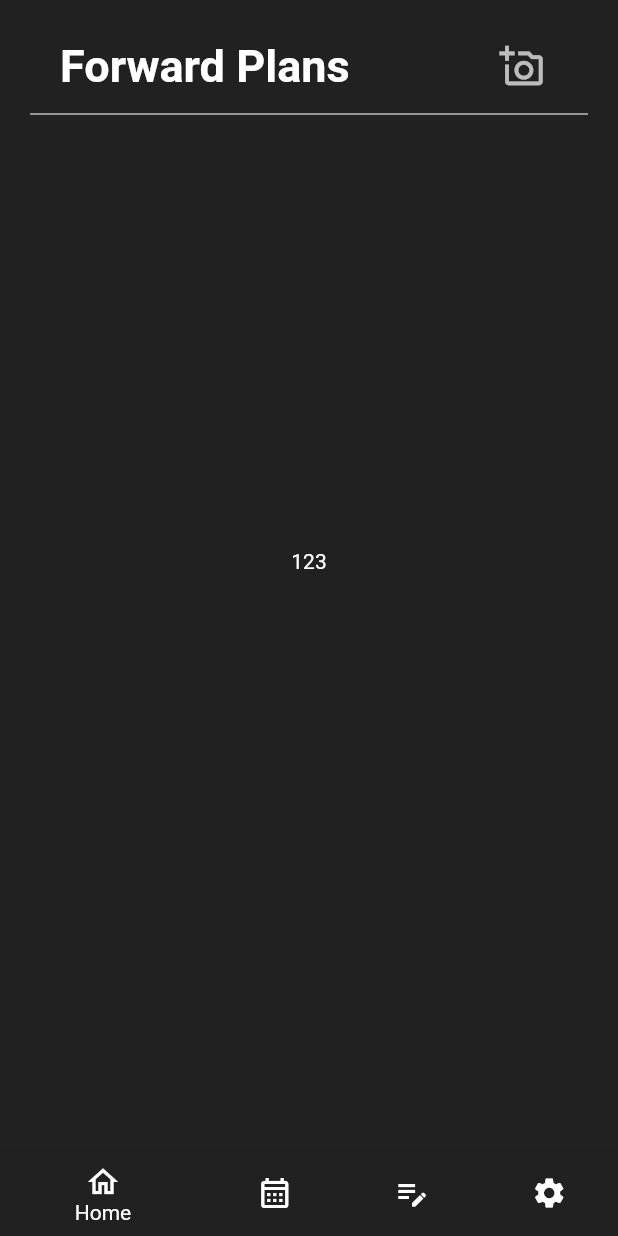
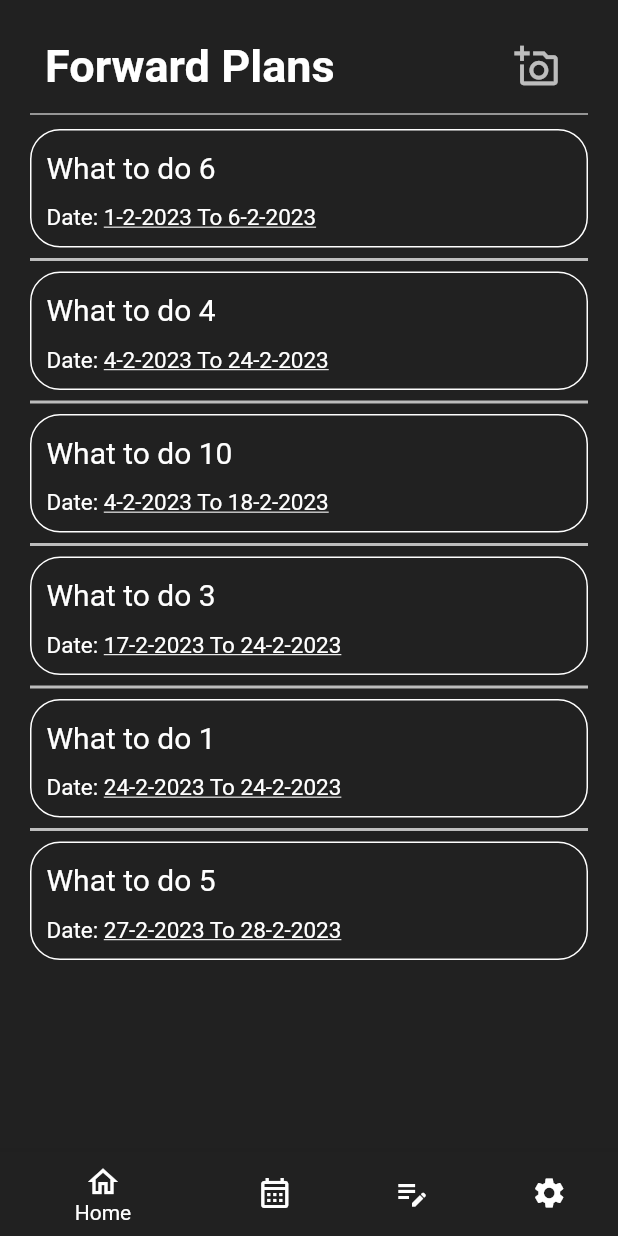
Before and after one commit to matthew99617/funds_management, a Flutter app: the screen it shows after launch, on a phone screen of 412 x 824 dp. Run offline on Flutter 3.47's test engine with Material 2 defaults, Android fonts, the phone set to English and light mode, and no system bars; our stand-ins replace auto_route, bloc, flutter_bloc, grouped_list; Roboto replaces fonts that are missing (Montserret).

Commit message:
add List of Forward Plan UI (HomePage)

```diff
--- a/lib/model/notes.dart
+++ b/lib/model/notes.dart
@@ -1,11 +1,11 @@
 class Notes{
-  final String titles;
+  final String title;
   final String notes;
   final DateTime endDate;
   final DateTime startDate;
 
   Notes({
-    required this.titles,
+    required this.title,
     required this.notes,
     required this.startDate,
     required this.endDate,
@@ -13,10 +13,15 @@ class Notes{
 
   factory Notes.fromJson(Map<String, dynamic> json){
     return Notes(
-      titles: json[''],
+      title: json[''],
       notes: json[''],
       startDate: json[''],
       endDate: json[''],
     );
   }
+
+  sortByDate (List<Notes> notes) {
+    notes.sort((a, b) =>
+        a.startDate.day.compareTo(b.startDate.day));
+  }
 }
--- /dev/null
+++ b/lib/presentation/screen/home/component/to_do_list.dart
@@ -0,0 +1,140 @@
+import 'package:flutter/cupertino.dart';
+import 'package:flutter/material.dart';
+
+import '../../../../model/notes.dart';
+
+class ListToDo extends StatefulWidget {
+  final List<Notes> toDoList;
+
+  ListToDo({super.key, required this.toDoList});
+
+  @override
+  State<ListToDo> createState() => _ListToDoState();
+}
+
+class _ListToDoState extends State<ListToDo> {
+  final ScrollController scrollController = ScrollController();
+
+  @override
+  Widget build(BuildContext context) {
+    return Container(
+      height: MediaQuery
+          .of(context)
+          .size
+          .height * 0.7,
+      width: MediaQuery.of(context).size.width,
+      alignment: Alignment.center,
+      child: widget.toDoList.length == 0
+          ? Center(
+        child: Text(
+          "No Forward Plan",
+          style: TextStyle(
+            fontSize: 25,
+            fontWeight: FontWeight.bold,
+          ),
+        ),
+      ): Scrollbar(
+        thumbVisibility: true,
+        controller: scrollController,
+        child: ListView.separated(
+          controller: scrollController,
+          scrollDirection: Axis.vertical,
+          itemCount: widget.toDoList.length,
+          primary: false,
+          itemBuilder: (BuildContext context, int index) {
+            return _buildToDoItem(
+              widget.toDoList[index].title,
+              widget.toDoList[index].startDate,
+              widget.toDoList[index].endDate,
+              _calDateStatus(widget.toDoList[index].startDate.day, widget.toDoList[index].endDate.day),
+            );
+          },
+          separatorBuilder: (BuildContext context, int index) =>
+          const Divider(
+            // color: Colors.black,
+            thickness: 2,
+          ),
+        ),
+      ),
+    );
+  }
+
+  // List Product
+  Widget _buildToDoItem(String title, DateTime startDate, DateTime endDate, String status,){
+    return Container(
+      padding: EdgeInsets.symmetric(vertical: 10, horizontal: 10),
+      decoration: BoxDecoration(
+        border: Border.all(color: Colors.white),
+        borderRadius: BorderRadius.circular(20),
+      ),
+      child: InkWell(
+        onTap: () {
+          print("123");
+        },
+        child: Column(
+          crossAxisAlignment: CrossAxisAlignment.start,
+          children: <Widget>[
+            Row(
+              mainAxisAlignment: MainAxisAlignment.spaceBetween,
+              children: <Widget>[
+                Flexible(
+                  child: Text(
+                    title,
+                    softWrap: true,
+                    style: TextStyle(
+                      fontFamily: 'Montserret',
+                      fontSize: 20.0,
+                    ),
+                  ),
+                ),
+                Text(
+                  status,
+                  softWrap: true,
+                  style: TextStyle(
+                    fontFamily: 'Montserret',
+                    fontSize: 25,
+                    fontWeight: FontWeight.bold,
+                  ),
+                ),
+              ],
+            ),
+            SizedBox(height: 10,),
+            Row(
+              mainAxisAlignment: MainAxisAlignment.start,
+              children: <Widget>[
+                Text(
+                  'Date: ',
+                  style: TextStyle(
+                    fontFamily: 'Montserret',
+                    fontSize: 15,
+                  ),
+                ),
+                Text(
+                  '${startDate.day}-${startDate.month}-${startDate.year} To ${endDate.day}-${endDate.month}-${endDate.year}',
+                  style: TextStyle(
+                      fontFamily: 'Montserret',
+                      fontSize: 15,
+                      decoration: TextDecoration.underline
+                  ),
+                ),
+              ],
+            ),
+          ],
+        ),
+      ),
+    );
+  }
+
+  // Calculate the DayStatus
+  String _calDateStatus(int startDay, int endDay) {
+    final now = DateTime.utc(2023, 02, 05);
+    if (now.day == startDay && startDay == endDay){
+      return "Today";
+    } else if ((startDay - now.day) == 1){
+      return "Tomorrow";
+    } else if (endDay == now.day) {
+      return "Last Day";
+    }
+    return "";
+  }
+}
--- a/lib/presentation/screen/home/home_screen.dart
+++ b/lib/presentation/screen/home/home_screen.dart
@@ -1,11 +1,15 @@
 import 'package:flutter/material.dart';
+import 'package:funds_management/presentation/screen/home/component/to_do_list.dart';
 import 'package:funds_management/shared/bottomNav.dart';
 import 'package:grouped_list/grouped_list.dart';
 
+import '../../../model/notes.dart';
 import '../../../shared/icons_data.dart';
 
 class HomeScreen extends StatefulWidget {
-  const HomeScreen({Key? key}) : super(key: key);
+  HomeScreen({Key? key}) : super(key: key);
+
+  final ScrollController scrollController = ScrollController();
 
   @override
   State<HomeScreen> createState() => _HomeScreenState();
@@ -13,16 +17,33 @@ class HomeScreen extends StatefulWidget {
 
 class _HomeScreenState extends State<HomeScreen> {
 
-  final ScrollController scrollController = ScrollController();
+  static List<Notes> toDoList = [
+    Notes(title: 'What to do 1', notes: 'Testing 123', startDate: DateTime.utc(2023, 02, 24), endDate: DateTime.utc(2023, 02, 24)),
+    Notes(title: 'What to do 6', notes: 'Testing 123', startDate: DateTime.utc(2023, 02, 01), endDate: DateTime.utc(2023, 02, 06)),
+    Notes(title: 'What to do 5', notes: 'Testing 123', startDate: DateTime.utc(2023, 02, 27), endDate: DateTime.utc(2023, 02, 28)),
+    Notes(title: 'What to do 3', notes: 'Testing 123', startDate: DateTime.utc(2023, 02, 17), endDate: DateTime.utc(2023, 02, 24)),
+    Notes(title: 'What to do 4', notes: 'Testing 123', startDate: DateTime.utc(2023, 02, 04), endDate: DateTime.utc(2023, 02, 24)),
+    Notes(title: 'What to do 7', notes: 'Testing 123', startDate: DateTime.utc(2023, 03, 04), endDate: DateTime.utc(2023, 03, 18)),
+    Notes(title: 'What to do 8', notes: 'Testing 123', startDate: DateTime.utc(2023, 05, 04), endDate: DateTime.utc(2023, 05, 18)),
+    Notes(title: 'What to do 9', notes: 'Testing 123', startDate: DateTime.utc(2023, 09, 04), endDate: DateTime.utc(2023, 09, 18)),
+    Notes(title: 'What to do 10', notes: 'Testing 123', startDate: DateTime.utc(2023, 02, 04), endDate: DateTime.utc(2023, 02, 18)),
 
-  List _elements = [
-    {'name': 'John', 'group': 'Team A', 'note': 'Testing 123', 'date': '24-02-2023'},
-    {'name': 'Will', 'group': 'Team B', 'note': 'Testing 1234', 'date': '23-04-2023'},
-    {'name': 'Beth', 'group': 'Team A', 'note': 'Testing 1235', 'date': '01-02-2023'},
-    {'name': 'Miranda', 'group': 'Team B', 'note': 'Testing 1236', 'date': '31-05-2023'},
-    {'name': 'Mike', 'group': 'Team C', 'note': 'Testing 1237', 'date': '15-03-2023'},
-    {'name': 'Danny', 'group': 'Team C', 'note': 'Testing 1238', 'date': '29-01-2023'},
   ];
+
+  static List<Notes> sortByDay(List<Notes> dates) {
+    dates.sort((a, b) => a.startDate.compareTo(b.startDate));
+    return dates;
+  }
+
+  static List<Notes> filterDataByCurrentMonth(List<Notes> dataList) {
+    // final now = DateTime.now();
+    final now = DateTime.utc(2023, 02, 01);
+    return dataList.where((data) =>
+    data.startDate.month == now.month && data.startDate.year == now.year).toList();
+  }
+
+  static List<Notes> filterMonthList = filterDataByCurrentMonth(toDoList);
+  static List<Notes> display_toDoList = sortByDay(filterMonthList);
 
   @override
   Widget build(BuildContext context) {
@@ -34,10 +55,10 @@ class _HomeScreenState extends State<HomeScreen> {
               mainAxisAlignment: MainAxisAlignment.start,
               children: <Widget>[
                 Padding(
-                padding: EdgeInsets.symmetric(horizontal: 20),
+                  padding: EdgeInsets.symmetric(horizontal: 10),
                   child: Row(
                     mainAxisAlignment: MainAxisAlignment.spaceBetween,
-                  children: <Widget> [
+                    children: <Widget>[
                       Text(
                         "Forward Plans",
                         style: TextStyle(
@@ -50,9 +71,7 @@ class _HomeScreenState extends State<HomeScreen> {
                         iconSize: 30,
                         splashColor: Colors.transparent,
                         highlightColor: Colors.transparent,
-                      onPressed: (){
-
-                      },
+                        onPressed: () {},
                       ),
                       // Row(
                       //   mainAxisAlignment: MainAxisAlignment.spaceEvenly,
@@ -67,46 +86,23 @@ class _HomeScreenState extends State<HomeScreen> {
                   thickness: 1,
                 ),
                 SizedBox(height: 2),
-              Container(
-                height: MediaQuery.of(context).size.height*0.7,
-                width: MediaQuery.of(context).size.width,
-                alignment: Alignment.center,
-                child: Text(
-                  "123"
-                  /// Todo
-                )
-                // Scrollbar(
-                //   thumbVisibility: true,
-                //   controller: scrollController,
-                //   child: ListView.separated(
-                //     controller: scrollController,
-                //     scrollDirection: Axis.vertical,
-                //     itemCount: widget.listItem.length,
-                //     primary: false,
-                //     itemBuilder: (BuildContext context, int index) {
-                //       // return _buildProductItem(
-                //       //   _changeIcon(widget.listItem[index].type),
-                //       //   widget.listItem[index].titles,
-                //       //   _calExpiryDay(widget.listItem[index].dateOfPurchasing, widget.listItem[index].validYear),
-                //       //   // widget.listItem[index].expireState,
-                //       // );
-                //     },
-                //     separatorBuilder: (BuildContext context, int index) =>
-                //     const SizedBox(height: 2,)
-                //   ),
+                // Container(
+                //   height: MediaQuery.of(context).size.height*0.7,
+                //   width: MediaQuery.of(context).size.width,
+                //   alignment: Alignment.center,
+                //   child:
+                //   Center(
+                //       child: Text(
+                //         "123",
+                //         /// Todo
+                //       )
+                //   )
                 // ),
-              )
-              // Row(
-              //   mainAxisAlignment: MainAxisAlignment.spaceBetween,
-              //   children: <Widget>[
-              //
-              //   ],
-              // ),
+                ListToDo(toDoList: display_toDoList),
               ],
             ),
           ),
         ),
-      bottomNavigationBar: BottomNav()
-    );
+        bottomNavigationBar: BottomNav());
   }
 }
```
Also changed, not shown: lib/presentation/router/router.gr.dart, lib/presentation/screen/home/component/child_view_list.dart (deleted), lib/presentation/screen/home/component/group_view_list.dart (deleted). Lines whose indentation alone changed are shown as unchanged.
